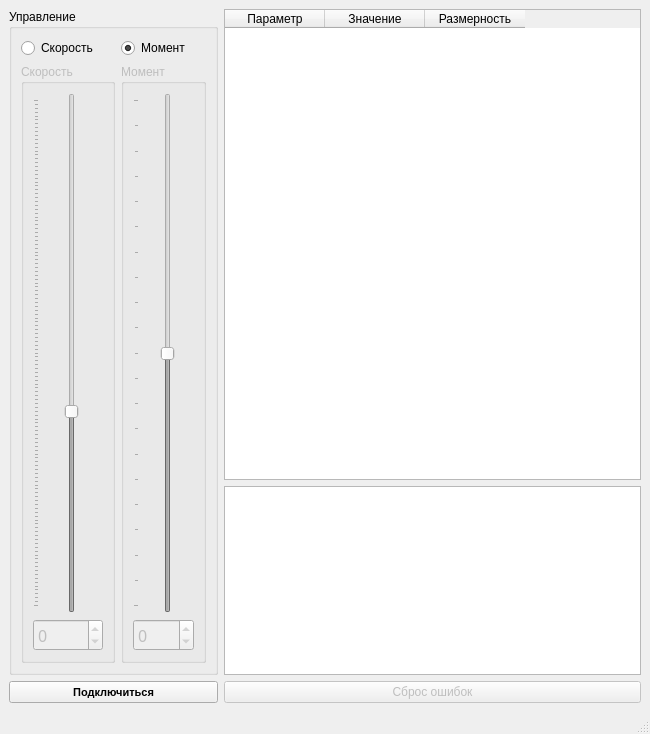
This is VMU_monitor.ui in hochu-leto/EVIS as Qt 5 draws it before an edit. The edited form follows.
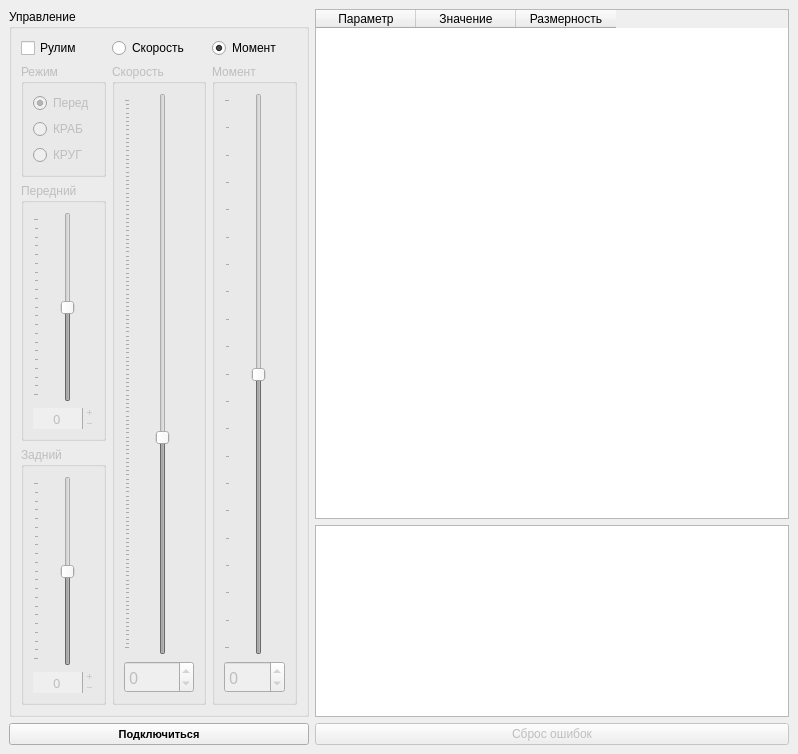
This is the edited form.

Diff of the .ui file:
```diff
--- a/VMU_monitor.ui
+++ b/VMU_monitor.ui
@@ -6,8 +6,8 @@
    <rect>
     <x>0</x>
     <y>0</y>
-    <width>650</width>
-    <height>734</height>
+    <width>798</width>
+    <height>754</height>
    </rect>
   </property>
   <property name="sizePolicy">
@@ -26,39 +26,10 @@
    <set>QMainWindow::AnimatedDocks</set>
   </property>
   <widget class="QWidget" name="centralwidget">
-   <layout class="QGridLayout" name="gridLayout_2" rowstretch="10,4,0" columnstretch="1,6">
+   <layout class="QGridLayout" name="gridLayout_2" rowstretch="10,0,0" columnstretch="1,5">
     <item row="1" column="1">
      <widget class="QTextBrowser" name="errors_browser"/>
     </item>
-    <item row="0" column="1">
-     <widget class="QTableWidget" name="vmu_param_table">
-      <column>
-       <property name="text">
-        <string>Параметр</string>
-       </property>
-      </column>
-      <column>
-       <property name="text">
-        <string>Значение</string>
-       </property>
-      </column>
-      <column>
-       <property name="text">
-        <string>Размерность</string>
-       </property>
-      </column>
-     </widget>
-    </item>
-    <item row="2" column="1">
-     <widget class="QPushButton" name="reset_faults">
-      <property name="enabled">
-       <bool>false</bool>
-      </property>
-      <property name="text">
-       <string>Сброс ошибок</string>
-      </property>
-     </widget>
-    </item>
     <item row="2" column="0">
      <widget class="QPushButton" name="connect_btn">
       <property name="sizePolicy">
@@ -91,6 +62,35 @@
       </property>
      </widget>
     </item>
+    <item row="0" column="1">
+     <widget class="QTableWidget" name="vmu_param_table">
+      <column>
+       <property name="text">
+        <string>Параметр</string>
+       </property>
+      </column>
+      <column>
+       <property name="text">
+        <string>Значение</string>
+       </property>
+      </column>
+      <column>
+       <property name="text">
+        <string>Размерность</string>
+       </property>
+      </column>
+     </widget>
+    </item>
+    <item row="2" column="1">
+     <widget class="QPushButton" name="reset_faults">
+      <property name="enabled">
+       <bool>false</bool>
+      </property>
+      <property name="text">
+       <string>Сброс ошибок</string>
+      </property>
+     </widget>
+    </item>
     <item row="0" column="0" rowspan="2">
      <widget class="QGroupBox" name="groupBox">
       <property name="minimumSize">
@@ -102,8 +102,109 @@
       <property name="title">
        <string>Управление </string>
       </property>
-      <layout class="QGridLayout" name="gridLayout" rowstretch="0,0" columnstretch="0,0" columnminimumwidth="0,0">
-       <item row="1" column="1">
+      <layout class="QGridLayout" name="gridLayout" rowstretch="0,0,0,0" columnstretch="0,0,0,0" columnminimumwidth="0,0,0,0">
+       <item row="1" column="0">
+        <widget class="QGroupBox" name="steer_mode_box">
+         <property name="enabled">
+          <bool>false</bool>
+         </property>
+         <property name="title">
+          <string>Режим</string>
+         </property>
+         <layout class="QVBoxLayout" name="verticalLayout_3">
+          <item>
+           <widget class="QRadioButton" name="front_mode_rb">
+            <property name="text">
+             <string>Перед</string>
+            </property>
+            <property name="checked">
+             <bool>true</bool>
+            </property>
+           </widget>
+          </item>
+          <item>
+           <widget class="QRadioButton" name="crab_mode_rb">
+            <property name="text">
+             <string>КРАБ</string>
+            </property>
+           </widget>
+          </item>
+          <item>
+           <widget class="QRadioButton" name="circle_mode_rb">
+            <property name="text">
+             <string>КРУГ</string>
+            </property>
+           </widget>
+          </item>
+         </layout>
+        </widget>
+       </item>
+       <item row="1" column="2" rowspan="3">
+        <widget class="QGroupBox" name="speed_box">
+         <property name="enabled">
+          <bool>false</bool>
+         </property>
+         <property name="title">
+          <string>Скорость</string>
+         </property>
+         <layout class="QVBoxLayout" name="verticalLayout">
+          <item>
+           <widget class="QSlider" name="speed_slider">
+            <property name="enabled">
+             <bool>false</bool>
+            </property>
+            <property name="sizePolicy">
+             <sizepolicy hsizetype="Preferred" vsizetype="Expanding">
+              <horstretch>0</horstretch>
+              <verstretch>0</verstretch>
+             </sizepolicy>
+            </property>
+            <property name="minimum">
+             <number>-5000</number>
+            </property>
+            <property name="maximum">
+             <number>8000</number>
+            </property>
+            <property name="singleStep">
+             <number>100</number>
+            </property>
+            <property name="pageStep">
+             <number>500</number>
+            </property>
+            <property name="orientation">
+             <enum>Qt::Vertical</enum>
+            </property>
+            <property name="tickPosition">
+             <enum>QSlider::TicksAbove</enum>
+            </property>
+           </widget>
+          </item>
+          <item>
+           <widget class="QSpinBox" name="speed_spinbox">
+            <property name="enabled">
+             <bool>false</bool>
+            </property>
+            <property name="font">
+             <font>
+              <family>Impact</family>
+              <pointsize>12</pointsize>
+             </font>
+            </property>
+            <property name="minimum">
+             <number>-5000</number>
+            </property>
+            <property name="maximum">
+             <number>8000</number>
+            </property>
+            <property name="singleStep">
+             <number>100</number>
+            </property>
+           </widget>
+          </item>
+         </layout>
+        </widget>
+       </item>
+       <item row="1" column="3" rowspan="3">
         <widget class="QGroupBox" name="power_box">
          <property name="enabled">
           <bool>false</bool>
@@ -165,37 +266,40 @@
          </layout>
         </widget>
        </item>
-       <item row="1" column="0">
-        <widget class="QGroupBox" name="speed_box">
+       <item row="2" column="0">
+        <widget class="QGroupBox" name="front_steer_box">
          <property name="enabled">
           <bool>false</bool>
          </property>
          <property name="title">
-          <string>Скорость</string>
+          <string>Передний</string>
          </property>
-         <layout class="QVBoxLayout" name="verticalLayout">
+         <layout class="QVBoxLayout" name="verticalLayout_4">
           <item>
-           <widget class="QSlider" name="speed_slider">
-            <property name="enabled">
-             <bool>false</bool>
-            </property>
+           <widget class="QSlider" name="front_steer_slider">
             <property name="sizePolicy">
              <sizepolicy hsizetype="Preferred" vsizetype="Expanding">
               <horstretch>0</horstretch>
               <verstretch>0</verstretch>
              </sizepolicy>
             </property>
+            <property name="font">
+             <font>
+              <family>Impact</family>
+              <pointsize>10</pointsize>
+             </font>
+            </property>
             <property name="minimum">
-             <number>-5000</number>
+             <number>-1000</number>
             </property>
             <property name="maximum">
-             <number>8000</number>
+             <number>1000</number>
             </property>
             <property name="singleStep">
              <number>100</number>
             </property>
             <property name="pageStep">
-             <number>500</number>
+             <number>100</number>
             </property>
             <property name="orientation">
              <enum>Qt::Vertical</enum>
@@ -206,21 +310,107 @@
            </widget>
           </item>
           <item>
-           <widget class="QSpinBox" name="speed_spinbox">
-            <property name="enabled">
+           <widget class="QSpinBox" name="front_steer_spinbox">
+            <property name="font">
+             <font>
+              <family>Impact</family>
+              <pointsize>10</pointsize>
+             </font>
+            </property>
+            <property name="frame">
              <bool>false</bool>
             </property>
+            <property name="alignment">
+             <set>Qt::AlignCenter</set>
+            </property>
+            <property name="readOnly">
+             <bool>false</bool>
+            </property>
+            <property name="buttonSymbols">
+             <enum>QAbstractSpinBox::PlusMinus</enum>
+            </property>
+            <property name="keyboardTracking">
+             <bool>false</bool>
+            </property>
+            <property name="minimum">
+             <number>-1000</number>
+            </property>
+            <property name="maximum">
+             <number>1000</number>
+            </property>
+            <property name="singleStep">
+             <number>10</number>
+            </property>
+           </widget>
+          </item>
+         </layout>
+        </widget>
+       </item>
+       <item row="3" column="0">
+        <widget class="QGroupBox" name="rear_steer_box">
+         <property name="enabled">
+          <bool>false</bool>
+         </property>
+         <property name="title">
+          <string>Задний</string>
+         </property>
+         <layout class="QVBoxLayout" name="verticalLayout_5">
+          <item>
+           <widget class="QSlider" name="rear_steer_slider">
+            <property name="sizePolicy">
+             <sizepolicy hsizetype="Preferred" vsizetype="Expanding">
+              <horstretch>0</horstretch>
+              <verstretch>0</verstretch>
+             </sizepolicy>
+            </property>
+            <property name="minimum">
+             <number>-1000</number>
+            </property>
+            <property name="maximum">
+             <number>1000</number>
+            </property>
+            <property name="singleStep">
+             <number>10</number>
+            </property>
+            <property name="pageStep">
+             <number>100</number>
+            </property>
+            <property name="sliderPosition">
+             <number>0</number>
+            </property>
+            <property name="orientation">
+             <enum>Qt::Vertical</enum>
+            </property>
+            <property name="tickPosition">
+             <enum>QSlider::TicksAbove</enum>
+            </property>
+           </widget>
+          </item>
+          <item>
+           <widget class="QSpinBox" name="rear_steer_spinbox">
             <property name="font">
              <font>
               <family>Impact</family>
-              <pointsize>12</pointsize>
+              <pointsize>10</pointsize>
              </font>
             </property>
+            <property name="wrapping">
+             <bool>false</bool>
+            </property>
+            <property name="frame">
+             <bool>false</bool>
+            </property>
+            <property name="alignment">
+             <set>Qt::AlignCenter</set>
+            </property>
+            <property name="buttonSymbols">
+             <enum>QAbstractSpinBox::PlusMinus</enum>
+            </property>
             <property name="minimum">
-             <number>-5000</number>
+             <number>-1000</number>
             </property>
             <property name="maximum">
-             <number>8000</number>
+             <number>1000</number>
             </property>
             <property name="singleStep">
              <number>100</number>
@@ -231,13 +421,20 @@
         </widget>
        </item>
        <item row="0" column="0">
+        <widget class="QCheckBox" name="steer_allow_cb">
+         <property name="text">
+          <string>Рулим</string>
+         </property>
+        </widget>
+       </item>
+       <item row="0" column="2">
         <widget class="QRadioButton" name="speed_rb">
          <property name="text">
           <string>Скорость</string>
          </property>
         </widget>
        </item>
-       <item row="0" column="1">
+       <item row="0" column="3">
         <widget class="QRadioButton" name="power_rb">
          <property name="text">
           <string>Момент</string>
@@ -252,7 +449,6 @@
     </item>
    </layout>
   </widget>
-  <widget class="QStatusBar" name="statusbar"/>
  </widget>
  <resources/>
  <connections/>
```
Left out of the diff: 7 changed lines with no effect on the pictures.
